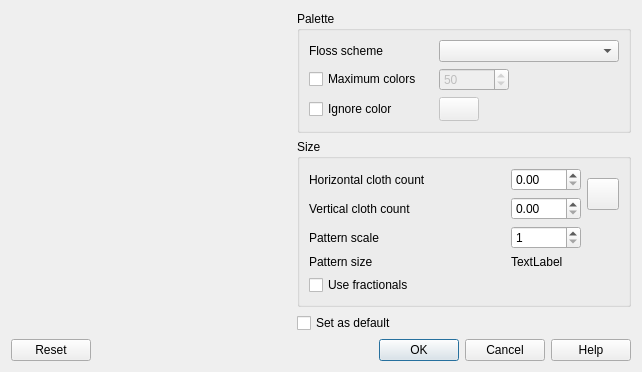
This is ui/ImportImage.ui in KDE/kxstitch as Qt 5 draws it before an edit. The edited form follows.
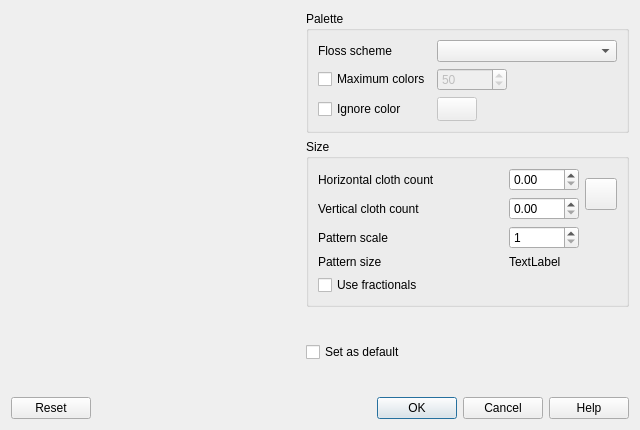
This is the edited form. Custom widgets are drawn as their Qt base class.

Commit message:
Improvements to Import Image functionality
Removed alpha.png icon and included it within ImportImageDlg.cpp
Use a ScaledPixmapLabel for the import dialog.
Derive the Alphaselect overlay from ScaledPixmapLabel instead of QLabel.
Fix selection of color for different QuantumDepths.
Added doxygen comments to AlphaSelect and ScaledPixmapLabel

What changed in the file:
```diff
--- a/ui/ImportImage.ui
+++ b/ui/ImportImage.ui
@@ -6,8 +6,8 @@
    <rect>
     <x>0</x>
     <y>0</y>
-    <width>642</width>
-    <height>338</height>
+    <width>640</width>
+    <height>430</height>
    </rect>
   </property>
   <property name="windowTitle">
@@ -17,7 +17,7 @@
    <item row="0" column="0" rowspan="2">
     <widget class="QLabel" name="ImagePreview">
      <property name="sizePolicy">
-      <sizepolicy hsizetype="Fixed" vsizetype="Fixed">
+      <sizepolicy hsizetype="MinimumExpanding" vsizetype="MinimumExpanding">
        <horstretch>0</horstretch>
        <verstretch>0</verstretch>
       </sizepolicy>
@@ -348,6 +348,11 @@
    <extends>QComboBox</extends>
    <header>kcombobox.h</header>
   </customwidget>
+  <customwidget>
+   <class>ScaledPixmapLabel</class>
+   <extends>QLabel</extends>
+   <header>ScaledPixmapLabel.h</header>
+  </customwidget>
  </customwidgets>
  <resources/>
  <connections>
```
Left out of the diff: 2 changed lines with no effect on the pictures. The commit also changes 7 other files.
